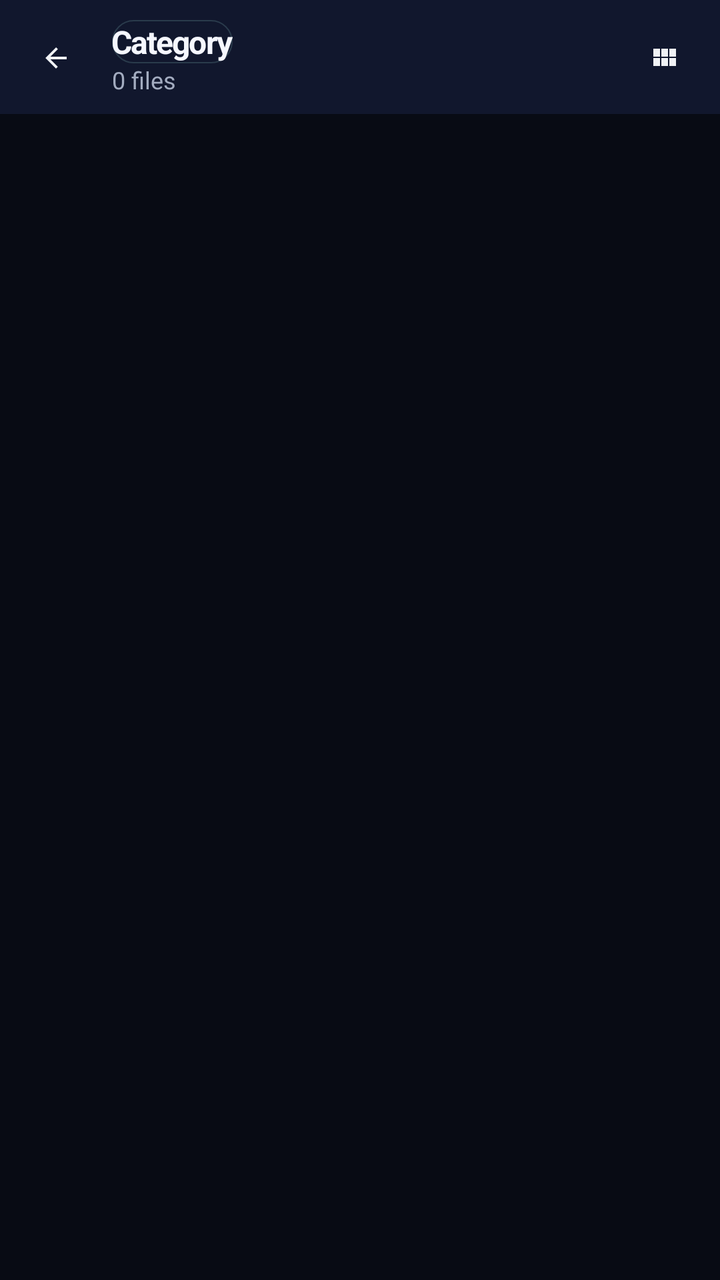
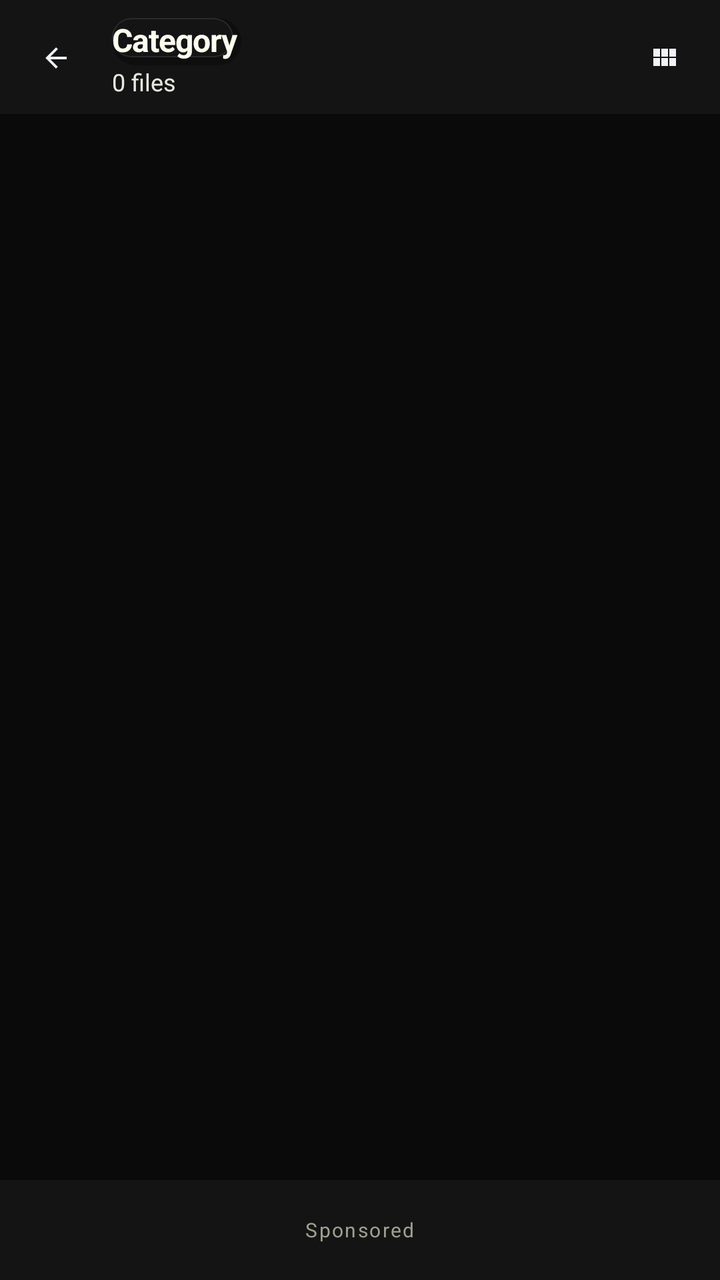

Two renders of the same Android screen: before a commit and after it. Below are the layout's source before the change and the commit's diff.
<!-- AndroidManifest.xml: application theme Theme.ArtrawFiles -->
<!-- res/layout/activity_category.xml -->
<?xml version="1.0" encoding="utf-8"?>
<LinearLayout xmlns:android="http://schemas.android.com/apk/res/android"
    android:layout_width="match_parent"
    android:layout_height="match_parent"
    android:orientation="vertical"
    android:background="@color/aurora_background_deep">

    
    <LinearLayout
        android:id="@+id/headerCategory"
        android:layout_width="match_parent"
        android:layout_height="wrap_content"
        android:orientation="vertical"
        android:background="@color/aurora_background_surface">

        
        <View
            android:id="@+id/statusBarSpacerCategory"
            android:layout_width="match_parent"
            android:layout_height="1dp" />

        
        <RelativeLayout
            android:id="@+id/toolbarCatNormal"
            android:layout_width="match_parent"
            android:layout_height="56dp"
            android:paddingStart="8dp"
            android:paddingEnd="8dp">

            <ImageView
                android:id="@+id/btnCatBack"
                android:layout_width="40dp"
                android:layout_height="40dp"
                android:layout_alignParentStart="true"
                android:layout_centerVertical="true"
                android:padding="12dp"
                android:background="?android:attr/selectableItemBackgroundBorderless"
                android:src="@drawable/ic_arrow_back"
                android:contentDescription="@string/content_back" />

            <LinearLayout
                android:layout_width="wrap_content"
                android:layout_height="wrap_content"
                android:layout_toEndOf="@id/btnCatBack"
                android:layout_toStartOf="@+id/layoutCatActions"
                android:layout_centerVertical="true"
                android:layout_marginStart="8dp"
                android:orientation="vertical">

                <TextView
                    android:id="@+id/tvCatTitle"
                    android:layout_width="wrap_content"
                    android:layout_height="wrap_content"
                    android:text="Category"
                    android:textStyle="bold"
                    android:textColor="@color/aurora_text_primary"
                    style="@style/Widget.ArtrawFiles.Text.Title" />

                <TextView
                    android:id="@+id/tvCatItemCount"
                    android:layout_width="wrap_content"
                    android:layout_height="wrap_content"
                    android:text="0 files"
                    android:textColor="@color/aurora_text_secondary"
                    android:textSize="12sp" />
            </LinearLayout>

            <LinearLayout
                android:id="@+id/layoutCatActions"
                android:layout_width="wrap_content"
                android:layout_height="wrap_content"
                android:layout_alignParentEnd="true"
                android:layout_centerVertical="true"
                android:orientation="horizontal">

                <ImageView
                    android:id="@+id/btnCatViewToggle"
                    android:layout_width="40dp"
                    android:layout_height="40dp"
                    android:padding="12dp"
                    android:background="?android:attr/selectableItemBackgroundBorderless"
                    android:src="@drawable/ic_grid"
                    android:contentDescription="@string/content_toggle_view" />
            </LinearLayout>
        </RelativeLayout>

        
        <RelativeLayout
            android:id="@+id/toolbarCatSelection"
            android:layout_width="match_parent"
            android:layout_height="56dp"
            android:background="@color/aurora_background_elevated"
            android:paddingStart="8dp"
            android:paddingEnd="8dp"
            android:visibility="gone">

            <ImageView
                android:id="@+id/btnCatCloseSelection"
                android:layout_width="40dp"
                android:layout_height="40dp"
                android:layout_alignParentStart="true"
                android:layout_centerVertical="true"
                android:padding="12dp"
                android:background="?android:attr/selectableItemBackgroundBorderless"
                android:src="@drawable/ic_arrow_back"
                android:contentDescription="@string/content_close_selection" />

            <TextView
                android:id="@+id/tvCatSelectionCount"
                android:layout_width="wrap_content"
                android:layout_height="wrap_content"
                android:layout_toEndOf="@id/btnCatCloseSelection"
                android:layout_toStartOf="@+id/layoutCatSelectionActions"
                android:layout_centerVertical="true"
                android:layout_marginStart="8dp"
                android:singleLine="true"
                android:text="0 selected"
                android:textColor="@color/aurora_text_primary"
                android:textSize="15sp"
                android:textStyle="bold" />

            <LinearLayout
                android:id="@+id/layoutCatSelectionActions"
                android:layout_width="wrap_content"
                android:layout_height="wrap_content"
                android:layout_alignParentEnd="true"
                android:layout_centerVertical="true"
                android:orientation="horizontal">

                <ImageView
                    android:id="@+id/btnCatActionSelectAll"
                    android:layout_width="38dp"
                    android:layout_height="38dp"
                    android:padding="12dp"
                    android:background="?android:attr/selectableItemBackgroundBorderless"
                    android:src="@drawable/ic_select_all"
                    android:contentDescription="@string/content_select_all" />

                <ImageView
                    android:id="@+id/btnCatActionCopy"
                    android:layout_width="38dp"
                    android:layout_height="38dp"
                    android:padding="12dp"
                    android:background="?android:attr/selectableItemBackgroundBorderless"
                    android:src="@drawable/ic_copy"
                    android:contentDescription="@string/content_copy" />

                <ImageView
                    android:id="@+id/btnCatActionCut"
                    android:layout_width="38dp"
                    android:layout_height="38dp"
                    android:padding="12dp"
                    android:background="?android:attr/selectableItemBackgroundBorderless"
                    android:src="@drawable/ic_cut"
                    android:contentDescription="@string/content_move" />

                <ImageView
                    android:id="@+id/btnCatActionShare"
                    android:layout_width="38dp"
                    android:layout_height="38dp"
                    android:padding="12dp"
                    android:background="?android:attr/selectableItemBackgroundBorderless"
                    android:src="@drawable/ic_share"
                    android:contentDescription="@string/content_share" />

                <ImageView
                    android:id="@+id/btnCatActionDelete"
                    android:layout_width="38dp"
                    android:layout_height="38dp"
                    android:padding="12dp"
                    android:background="?android:attr/selectableItemBackgroundBorderless"
                    android:src="@drawable/ic_delete"
                    android:contentDescription="@string/content_delete" />
            </LinearLayout>
        </RelativeLayout>
    </LinearLayout>

    
    <LinearLayout
        android:id="@+id/layoutArchiveBanner"
        android:layout_width="match_parent"
        android:layout_height="wrap_content"
        android:orientation="vertical"
        android:background="@color/aurora_background_elevated"
        android:padding="12dp"
        android:visibility="gone">

        <TextView
            android:layout_width="match_parent"
            android:layout_height="wrap_content"
            android:text="@string/archive_notice_zip"
            android:textColor="@color/aurora_success"
            android:textSize="12sp" />

        <TextView
            android:layout_width="match_parent"
            android:layout_height="wrap_content"
            android:layout_marginTop="4dp"
            android:text="@string/archive_notice_unsupported"
            android:textColor="@color/aurora_text_secondary"
            android:textSize="12sp" />
    </LinearLayout>

    <FrameLayout
        android:layout_width="match_parent"
        android:layout_height="0dp"
        android:layout_weight="1">

        <ListView
            android:id="@+id/listViewCatFiles"
            android:layout_width="match_parent"
            android:layout_height="match_parent"
            android:divider="@color/aurora_outline"
            android:dividerHeight="0.5dp"
            android:clipToPadding="false" />

        <GridView
            android:id="@+id/gridViewCatFiles"
            android:layout_width="match_parent"
            android:layout_height="match_parent"
            android:numColumns="3"
            android:padding="12dp"
            android:horizontalSpacing="8dp"
            android:verticalSpacing="8dp"
            android:clipToPadding="false"
            android:visibility="gone" />

        <LinearLayout
            android:id="@+id/layoutCatEmpty"
            android:layout_width="wrap_content"
            android:layout_height="wrap_content"
            android:layout_gravity="center"
            android:orientation="vertical"
            android:gravity="center"
            android:visibility="gone">

            <ImageView
                android:layout_width="48dp"
                android:layout_height="48dp"
                android:src="@drawable/ic_file"
                android:alpha="0.4" />

            <TextView
                android:layout_width="wrap_content"
                android:layout_height="wrap_content"
                android:layout_marginTop="8dp"
                android:text="@string/state_empty"
                android:textColor="@color/aurora_text_secondary"
                android:textSize="14sp" />
        </LinearLayout>

        <ProgressBar
            android:id="@+id/progressCatLoading"
            android:layout_width="48dp"
            android:layout_height="48dp"
            android:layout_gravity="center"
            android:indeterminate="true"
            android:indeterminateTint="@color/aurora_primary"
            android:visibility="gone" />
    </FrameLayout>
</LinearLayout>
<!-- resources referenced by this layout -->
<resources>
  <color name="aurora_background_deep">#080B14</color>
  <color name="aurora_background_elevated">#171F38</color>
  <color name="aurora_background_surface">#11172D</color>
  <color name="aurora_outline">#2A3B4C</color>
  <color name="aurora_primary">#62D6D0</color>
  <color name="aurora_success">#34D399</color>
  <color name="aurora_text_primary">#F5F7FF</color>
  <color name="aurora_text_secondary">#A3ACC0</color>
  <!-- drawable ic_arrow_back (drawable) -->
  <vector xmlns:android="http://schemas.android.com/apk/res/android"
      android:width="24dp"
      android:height="24dp"
      android:viewportWidth="24"
      android:viewportHeight="24">
      <path
          android:fillColor="#F0F2F5"
          android:pathData="M20,11H7.83l5.59,-5.59L12,4l-8,8 8,8 1.41,-1.41L7.83,13H20v-2z"/>
  </vector>
  <!-- drawable ic_delete (drawable) -->
  <vector xmlns:android="http://schemas.android.com/apk/res/android"
      android:width="24dp"
      android:height="24dp"
      android:viewportWidth="24"
      android:viewportHeight="24">
      <path
          android:fillColor="#FF5252"
          android:pathData="M6,19c0,1.1 0.9,2 2,2h8c1.1,0 2,-0.9 2,-2V7H6v12zM19,4h-3.5l-1,-1h-5l-1,1H5v2h14V4z"/>
  </vector>
  <string name="archive_notice_unsupported">Formats like 7Z and RAR require an external archive manager (e.g., ZArchiver or RAR) on Android.</string>
  <string name="archive_notice_zip">ZIP format is natively supported for extraction and inspection.</string>
  <string name="content_back">Back</string>
  <string name="content_close_selection">Close Selection</string>
  <string name="content_copy">Copy</string>
  <string name="content_delete">Delete</string>
  <string name="content_move">Move</string>
  <string name="content_select_all">Select All</string>
  <string name="content_share">Share</string>
  <string name="content_toggle_view">Toggle View</string>
  <string name="state_empty">This folder is empty</string>
  <style name="Widget.ArtrawFiles.Text.Title" parent="Widget.ArtrawFiles.Text.Display">
          <item name="android:textSize">16sp</item>
          <item name="android:textStyle">bold</item>
          <item name="android:lineHeight">24sp</item>
      </style>
  <style name="Theme.ArtrawFiles">
          <item name="android:colorPrimary">@color/aurora_primary</item>
          <item name="android:colorPrimaryDark">@color/aurora_primary</item>
          <item name="android:colorAccent">@color/aurora_secondary</item>
          <item name="android:windowBackground">@color/aurora_background_deep</item>
          <item name="android:colorBackground">@color/aurora_background_deep</item>
          <item name="android:windowDrawsSystemBarBackgrounds">true</item>
          <item name="android:statusBarColor">@android:color/transparent</item>
          <item name="android:navigationBarColor">@android:color/transparent</item>
          <item name="android:windowLightStatusBar">false</item>
      </style>
  <style name="Widget.ArtrawFiles.Text.Display" parent="Widget.ArtrawFiles.Text">
          <item name="android:textSize">24sp</item>
          <item name="android:textStyle">bold</item>
          <item name="android:lineHeight">32sp</item>
          <item name="android:letterSpacing">-0.04</item>
      </style>
  <color name="aurora_secondary">#8B5CF6</color>
  <style name="Widget.ArtrawFiles.Text">
          <item name="android:textColor">@color/aurora_text_primary</item>
          <item name="android:textSize">14sp</item>
          <item name="android:textStyle">normal</item>
          <item name="android:fontFamily">sans-serif</item>
          <item name="android:lineHeight">21sp</item>
      </style>
  <!-- unchanged entries left out for length: 6 -->
</resources>

<!-- the commit's change to res/layout/activity_category.xml (unified diff, before → after) -->
@@ -258,4 +258,24 @@
             android:indeterminateTint="@color/aurora_primary"
             android:visibility="gone" />
     </FrameLayout>
+
+    
+    <FrameLayout
+        android:id="@+id/adViewContainerCategory"
+        android:layout_width="match_parent"
+        android:layout_height="50dp"
+        android:minHeight="50dp"
+        android:background="@color/aurora_background_surface"
+        android:gravity="center"
+        android:visibility="visible">
+
+        <TextView
+            android:layout_width="wrap_content"
+            android:layout_height="wrap_content"
+            android:layout_gravity="center"
+            android:text="Sponsored"
+            android:textColor="@color/aurora_text_tertiary"
+            android:textSize="10sp"
+            android:letterSpacing="0.08" />
+    </FrameLayout>
 </LinearLayout>
<!-- resource entries referenced after the edit -->
@@ -1,13 +1,14 @@
 <!-- resources referenced by this layout -->
 <resources>
-  <color name="aurora_background_deep">#080B14</color>
-  <color name="aurora_background_elevated">#171F38</color>
-  <color name="aurora_background_surface">#11172D</color>
-  <color name="aurora_outline">#2A3B4C</color>
-  <color name="aurora_primary">#62D6D0</color>
-  <color name="aurora_success">#34D399</color>
-  <color name="aurora_text_primary">#F5F7FF</color>
-  <color name="aurora_text_secondary">#A3ACC0</color>
+  <color name="aurora_background_deep">#0A0A0A</color>
+  <color name="aurora_background_elevated">#1A1A1A</color>
+  <color name="aurora_background_surface">#141414</color>
+  <color name="aurora_outline">#2A2A2A</color>
+  <color name="aurora_primary">#E53935</color>
+  <color name="aurora_success">#00C853</color>
+  <color name="aurora_text_primary">#FFFFF0</color>
+  <color name="aurora_text_secondary">#E8E8E0</color>
+  <color name="aurora_text_tertiary">#A0A090</color>
   <!-- drawable ic_arrow_back (drawable) -->
   <vector xmlns:android="http://schemas.android.com/apk/res/android"
       android:width="24dp"
@@ -46,7 +47,7 @@
       </style>
   <style name="Theme.ArtrawFiles">
           <item name="android:colorPrimary">@color/aurora_primary</item>
-          <item name="android:colorPrimaryDark">@color/aurora_primary</item>
+          <item name="android:colorPrimaryDark">@color/aurora_crimson_dark</item>
           <item name="android:colorAccent">@color/aurora_secondary</item>
           <item name="android:windowBackground">@color/aurora_background_deep</item>
           <item name="android:colorBackground">@color/aurora_background_deep</item>
@@ -59,9 +60,10 @@
           <item name="android:textSize">24sp</item>
           <item name="android:textStyle">bold</item>
           <item name="android:lineHeight">32sp</item>
-          <item name="android:letterSpacing">-0.04</item>
+          <item name="android:letterSpacing">-0.02</item>
       </style>
-  <color name="aurora_secondary">#8B5CF6</color>
+  <color name="aurora_crimson_dark">#B71C1C</color>
+  <color name="aurora_secondary">#FF8C42</color>
   <style name="Widget.ArtrawFiles.Text">
           <item name="android:textColor">@color/aurora_text_primary</item>
           <item name="android:textSize">14sp</item>
